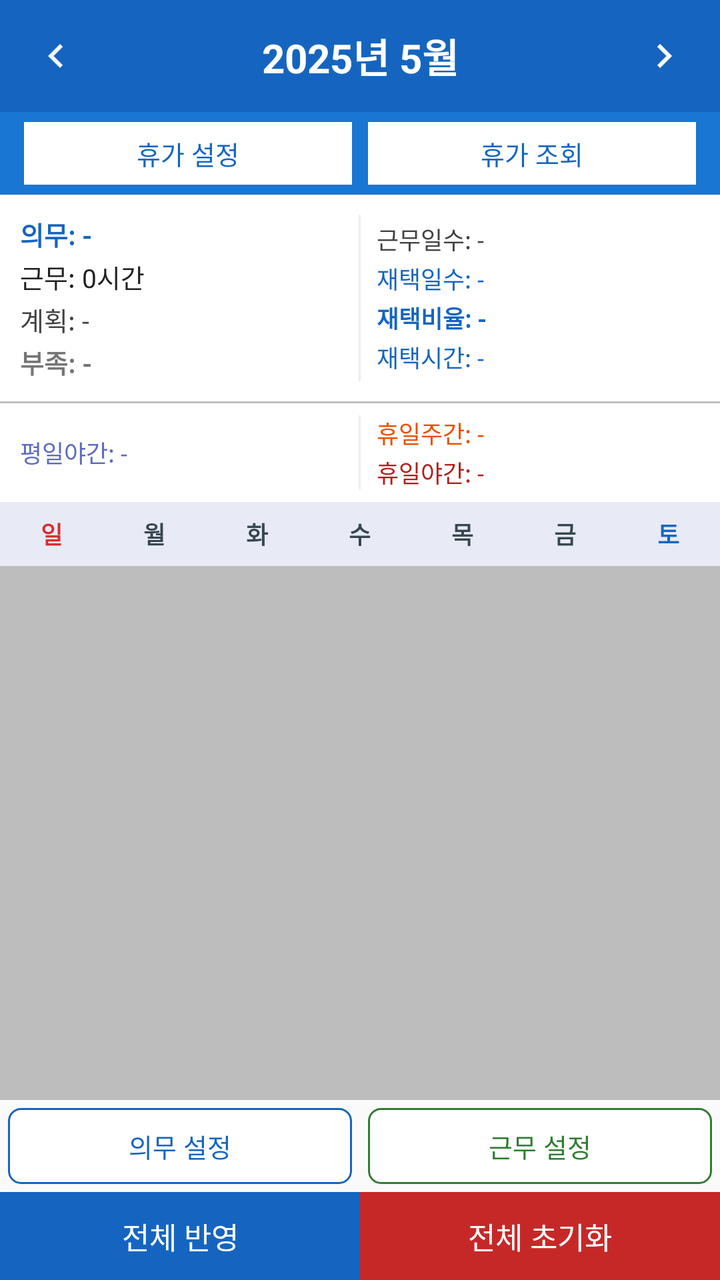
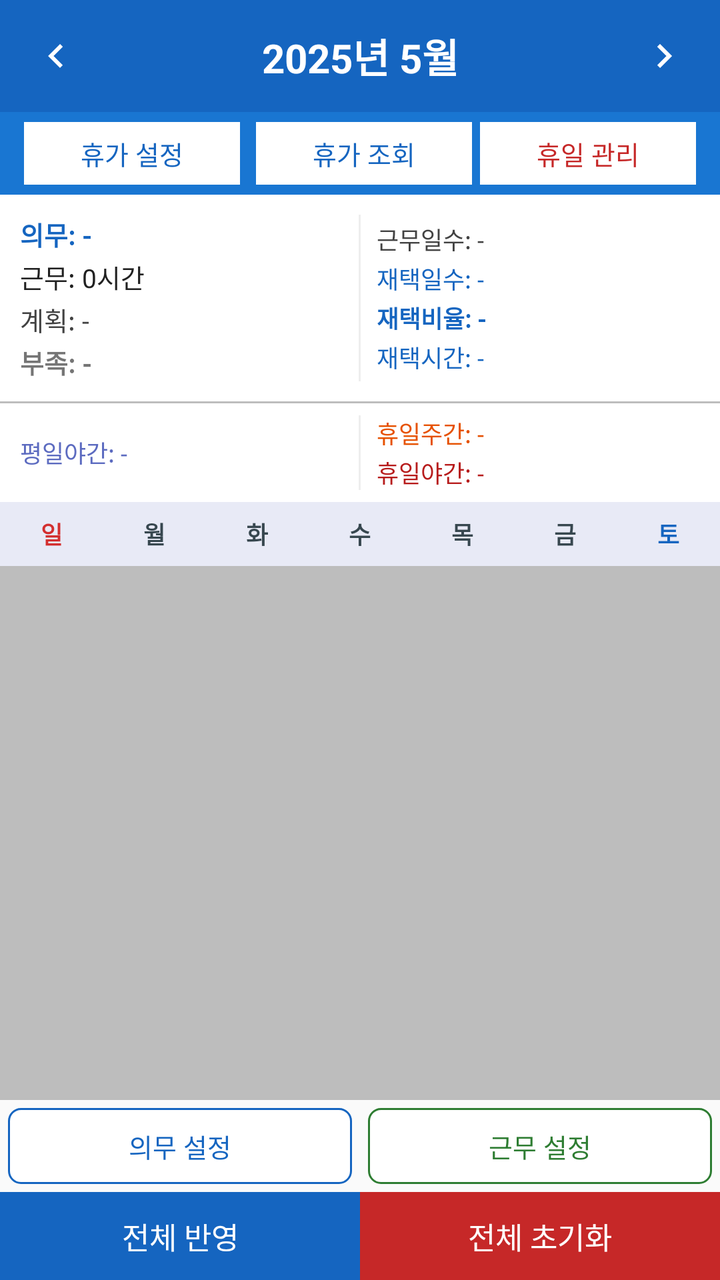

An Android layout rendered at two revisions. The XML below is the earlier revision; the diff shows what the commit changed to produce the second picture.
<!-- AndroidManifest.xml: application theme AppTheme -->
<!-- res/layout/activity_main.xml -->
<?xml version="1.0" encoding="utf-8"?>
<LinearLayout xmlns:android="http://schemas.android.com/apk/res/android"
    android:id="@+id/root_main"
    android:layout_width="match_parent"
    android:layout_height="match_parent"
    android:orientation="vertical"
    android:background="#F5F5F5">

    
    <LinearLayout
        android:layout_width="match_parent"
        android:layout_height="56dp"
        android:orientation="horizontal"
        android:gravity="center_vertical"
        android:background="#1565C0"
        android:padding="4dp">

        <ImageButton
            android:id="@+id/btn_prev_month"
            android:layout_width="48dp"
            android:layout_height="48dp"
            android:src="@drawable/ic_arrow_left"
            android:background="?attr/selectableItemBackgroundBorderless"
            android:contentDescription="이전 달" />

        <TextView
            android:id="@+id/tv_month_year"
            android:layout_width="0dp"
            android:layout_height="wrap_content"
            android:layout_weight="1"
            android:gravity="center"
            android:textSize="20sp"
            android:textColor="#FFFFFF"
            android:textStyle="bold"
            android:text="2025년 5월" />

        <ImageButton
            android:id="@+id/btn_next_month"
            android:layout_width="48dp"
            android:layout_height="48dp"
            android:src="@drawable/ic_arrow_right"
            android:background="?attr/selectableItemBackgroundBorderless"
            android:contentDescription="다음 달" />
    </LinearLayout>

    
    <LinearLayout
        android:layout_width="match_parent"
        android:layout_height="wrap_content"
        android:orientation="horizontal"
        android:background="#1976D2"
        android:paddingLeft="12dp"
        android:paddingRight="12dp"
        android:paddingTop="5dp"
        android:paddingBottom="5dp"
        android:gravity="center_vertical">

        <TextView
            android:id="@+id/btn_vacation_settings"
            android:layout_width="0dp"
            android:layout_height="wrap_content"
            android:layout_weight="1"
            android:text="휴가 설정"
            android:textColor="#1565C0"
            android:textSize="13sp"
            android:gravity="center"
            android:paddingTop="6dp"
            android:paddingBottom="6dp"
            android:background="#FFFFFF"
            android:clickable="true"
            android:focusable="true"
            android:layout_marginEnd="4dp" />

        <TextView
            android:id="@+id/btn_vacation_query"
            android:layout_width="0dp"
            android:layout_height="wrap_content"
            android:layout_weight="1"
            android:text="휴가 조회"
            android:textColor="#1565C0"
            android:textSize="13sp"
            android:gravity="center"
            android:paddingTop="6dp"
            android:paddingBottom="6dp"
            android:background="#FFFFFF"
            android:clickable="true"
            android:focusable="true"
            android:layout_marginStart="4dp" />
    </LinearLayout>

    
    <LinearLayout
        android:layout_width="match_parent"
        android:layout_height="wrap_content"
        android:orientation="vertical"
        android:background="#FFFFFF">

        
        <LinearLayout
            android:layout_width="match_parent"
            android:layout_height="wrap_content"
            android:orientation="horizontal"
            android:padding="10dp"
            android:gravity="center_vertical">

            
            <LinearLayout
                android:layout_width="0dp"
                android:layout_height="wrap_content"
                android:layout_weight="1"
                android:orientation="vertical">

                <TextView
                    android:id="@+id/tv_duty"
                    android:layout_width="wrap_content"
                    android:layout_height="wrap_content"
                    android:textSize="13sp"
                    android:textColor="#1565C0"
                    android:textStyle="bold"
                    android:text="의무: -" />

                <TextView
                    android:id="@+id/tv_work"
                    android:layout_width="wrap_content"
                    android:layout_height="wrap_content"
                    android:textSize="13sp"
                    android:textColor="#212121"
                    android:layout_marginTop="2dp"
                    android:text="근무: 0시간" />

                <TextView
                    android:id="@+id/tv_plan"
                    android:layout_width="wrap_content"
                    android:layout_height="wrap_content"
                    android:textSize="13sp"
                    android:textColor="#424242"
                    android:layout_marginTop="2dp"
                    android:text="계획: -" />

                <TextView
                    android:id="@+id/tv_shortage"
                    android:layout_width="wrap_content"
                    android:layout_height="wrap_content"
                    android:textSize="13sp"
                    android:textStyle="bold"
                    android:layout_marginTop="2dp"
                    android:text="부족: -" />
            </LinearLayout>

            
            <View
                android:layout_width="1dp"
                android:layout_height="match_parent"
                android:background="#EEEEEE"
                android:layout_marginStart="8dp"
                android:layout_marginEnd="8dp" />

            
            <LinearLayout
                android:layout_width="0dp"
                android:layout_height="wrap_content"
                android:layout_weight="1"
                android:orientation="vertical">

                <TextView
                    android:id="@+id/tv_work_days"
                    android:layout_width="wrap_content"
                    android:layout_height="wrap_content"
                    android:textSize="12sp"
                    android:textColor="#424242"
                    android:text="근무일수: -" />

                <TextView
                    android:id="@+id/tv_remote_days"
                    android:layout_width="wrap_content"
                    android:layout_height="wrap_content"
                    android:textSize="12sp"
                    android:textColor="#1565C0"
                    android:layout_marginTop="2dp"
                    android:text="재택일수: -" />

                <TextView
                    android:id="@+id/tv_remote_ratio"
                    android:layout_width="wrap_content"
                    android:layout_height="wrap_content"
                    android:textSize="12sp"
                    android:textColor="#1565C0"
                    android:textStyle="bold"
                    android:layout_marginTop="2dp"
                    android:text="재택비율: -" />

                <TextView
                    android:id="@+id/tv_remote_hours"
                    android:layout_width="wrap_content"
                    android:layout_height="wrap_content"
                    android:textSize="12sp"
                    android:textColor="#1565C0"
                    android:layout_marginTop="2dp"
                    android:text="재택시간: -" />
            </LinearLayout>
        </LinearLayout>

        
        <View
            android:layout_width="match_parent"
            android:layout_height="1dp"
            android:background="#BDBDBD" />

        
        <LinearLayout
            android:layout_width="match_parent"
            android:layout_height="wrap_content"
            android:orientation="horizontal"
            android:paddingStart="10dp"
            android:paddingEnd="10dp"
            android:paddingTop="6dp"
            android:paddingBottom="6dp"
            android:gravity="center_vertical">

            <LinearLayout
                android:layout_width="0dp"
                android:layout_height="wrap_content"
                android:layout_weight="1"
                android:orientation="vertical">

                <TextView
                    android:id="@+id/tv_weekday_night"
                    android:layout_width="wrap_content"
                    android:layout_height="wrap_content"
                    android:textSize="12sp"
                    android:textColor="#5C6BC0"
                    android:text="평일야간: -" />
            </LinearLayout>

            
            <View
                android:layout_width="1dp"
                android:layout_height="match_parent"
                android:background="#EEEEEE"
                android:layout_marginStart="8dp"
                android:layout_marginEnd="8dp" />

            <LinearLayout
                android:layout_width="0dp"
                android:layout_height="wrap_content"
                android:layout_weight="1"
                android:orientation="vertical">

                <TextView
                    android:id="@+id/tv_holiday_day"
                    android:layout_width="wrap_content"
                    android:layout_height="wrap_content"
                    android:textSize="12sp"
                    android:textColor="#E65100"
                    android:text="휴일주간: -" />

                <TextView
                    android:id="@+id/tv_holiday_night"
                    android:layout_width="wrap_content"
                    android:layout_height="wrap_content"
                    android:textSize="12sp"
                    android:textColor="#B71C1C"
                    android:layout_marginTop="2dp"
                    android:text="휴일야간: -" />
            </LinearLayout>
        </LinearLayout>
    </LinearLayout>

    
    <LinearLayout
        android:layout_width="match_parent"
        android:layout_height="32dp"
        android:orientation="horizontal"
        android:background="#E8EAF6">

        <TextView android:layout_width="0dp" android:layout_height="match_parent"
            android:layout_weight="1" android:gravity="center"
            android:text="일" android:textColor="#D32F2F" android:textStyle="bold" android:textSize="12sp"/>
        <TextView android:layout_width="0dp" android:layout_height="match_parent"
            android:layout_weight="1" android:gravity="center"
            android:text="월" android:textColor="#37474F" android:textStyle="bold" android:textSize="12sp"/>
        <TextView android:layout_width="0dp" android:layout_height="match_parent"
            android:layout_weight="1" android:gravity="center"
            android:text="화" android:textColor="#37474F" android:textStyle="bold" android:textSize="12sp"/>
        <TextView android:layout_width="0dp" android:layout_height="match_parent"
            android:layout_weight="1" android:gravity="center"
            android:text="수" android:textColor="#37474F" android:textStyle="bold" android:textSize="12sp"/>
        <TextView android:layout_width="0dp" android:layout_height="match_parent"
            android:layout_weight="1" android:gravity="center"
            android:text="목" android:textColor="#37474F" android:textStyle="bold" android:textSize="12sp"/>
        <TextView android:layout_width="0dp" android:layout_height="match_parent"
            android:layout_weight="1" android:gravity="center"
            android:text="금" android:textColor="#37474F" android:textStyle="bold" android:textSize="12sp"/>
        <TextView android:layout_width="0dp" android:layout_height="match_parent"
            android:layout_weight="1" android:gravity="center"
            android:text="토" android:textColor="#1565C0" android:textStyle="bold" android:textSize="12sp"/>
    </LinearLayout>

    
    <GridView
        android:id="@+id/grid_calendar"
        android:layout_width="match_parent"
        android:layout_height="0dp"
        android:layout_weight="1"
        android:numColumns="7"
        android:stretchMode="columnWidth"
        android:horizontalSpacing="1dp"
        android:verticalSpacing="1dp"
        android:background="#BDBDBD"
        android:padding="1dp"
        android:overScrollMode="never" />

    
    <LinearLayout
        android:layout_width="match_parent"
        android:layout_height="wrap_content"
        android:orientation="horizontal"
        android:background="#FAFAFA">

        <TextView
            android:id="@+id/btn_set_target"
            android:layout_width="0dp"
            android:layout_height="38dp"
            android:layout_weight="1"
            android:gravity="center"
            android:text="의무 설정"
            android:textColor="#1565C0"
            android:textSize="13sp"
            android:background="@drawable/bg_outlined_button"
            android:clickable="true"
            android:focusable="true"
            android:layout_margin="4dp" />

        <TextView
            android:id="@+id/btn_work_settings"
            android:layout_width="0dp"
            android:layout_height="38dp"
            android:layout_weight="1"
            android:gravity="center"
            android:text="근무 설정"
            android:textColor="#2E7D32"
            android:textSize="13sp"
            android:background="@drawable/bg_work_settings_button"
            android:clickable="true"
            android:focusable="true"
            android:layout_margin="4dp" />
    </LinearLayout>

    
    <LinearLayout
        android:layout_width="match_parent"
        android:layout_height="44dp"
        android:orientation="horizontal">

        <TextView
            android:id="@+id/btn_bulk_apply"
            android:layout_width="0dp"
            android:layout_height="match_parent"
            android:layout_weight="1"
            android:gravity="center"
            android:text="전체 반영"
            android:textSize="15sp"
            android:textColor="#FFFFFF"
            android:background="#1565C0"
            android:clickable="true"
            android:focusable="true" />

        <TextView
            android:id="@+id/btn_reset"
            android:layout_width="0dp"
            android:layout_height="match_parent"
            android:layout_weight="1"
            android:gravity="center"
            android:text="전체 초기화"
            android:textSize="15sp"
            android:textColor="#FFFFFF"
            android:background="#C62828"
            android:clickable="true"
            android:focusable="true" />
    </LinearLayout>

</LinearLayout>
<!-- resources referenced by this layout -->
<resources>
  <!-- drawable bg_outlined_button (drawable) -->
  <?xml version="1.0" encoding="utf-8"?>
  <shape xmlns:android="http://schemas.android.com/apk/res/android"
      android:shape="rectangle">
      <solid android:color="#FFFFFF" />
      <stroke android:width="1dp" android:color="#1565C0" />
      <corners android:radius="6dp" />
  </shape>
  <!-- drawable bg_work_settings_button (drawable) -->
  <?xml version="1.0" encoding="utf-8"?>
  <shape xmlns:android="http://schemas.android.com/apk/res/android"
      android:shape="rectangle">
      <solid android:color="#FFFFFF" />
      <stroke android:width="1dp" android:color="#2E7D32" />
      <corners android:radius="6dp" />
  </shape>
  <!-- drawable ic_arrow_left (drawable) -->
  <?xml version="1.0" encoding="utf-8"?>
  <vector xmlns:android="http://schemas.android.com/apk/res/android"
      android:width="24dp"
      android:height="24dp"
      android:viewportWidth="24"
      android:viewportHeight="24">
      <path
          android:fillColor="#FFFFFF"
          android:pathData="M15.41,16.59L10.83,12l4.58,-4.59L14,6l-6,6 6,6 1.41,-1.41z" />
  </vector>
  <!-- drawable ic_arrow_right (drawable) -->
  <?xml version="1.0" encoding="utf-8"?>
  <vector xmlns:android="http://schemas.android.com/apk/res/android"
      android:width="24dp"
      android:height="24dp"
      android:viewportWidth="24"
      android:viewportHeight="24">
      <path
          android:fillColor="#FFFFFF"
          android:pathData="M8.59,16.59L13.17,12 8.59,7.41 10,6l6,6 -6,6 -1.41,-1.41z" />
  </vector>
  <style name="AppTheme" parent="Theme.AppCompat.Light.NoActionBar">
          <item name="colorPrimary">@color/colorPrimary</item>
          <item name="colorPrimaryDark">@color/colorPrimaryDark</item>
          <item name="colorAccent">@color/colorAccent</item>
      </style>
  <color name="colorPrimary">#1565C0</color>
  <color name="colorPrimaryDark">#0D47A1</color>
  <color name="colorAccent">#E65100</color>
</resources>

<!-- the commit's change to res/layout/activity_main.xml (unified diff, before → after) -->
@@ -85,7 +85,23 @@
             android:background="#FFFFFF"
             android:clickable="true"
             android:focusable="true"
-            android:layout_marginStart="4dp" />
+            android:layout_marginStart="4dp"
+            android:layout_marginEnd="4dp" />
+
+        <TextView
+            android:id="@+id/btn_holiday_manager"
+            android:layout_width="0dp"
+            android:layout_height="wrap_content"
+            android:layout_weight="1"
+            android:text="휴일 관리"
+            android:textColor="#C62828"
+            android:textSize="13sp"
+            android:gravity="center"
+            android:paddingTop="6dp"
+            android:paddingBottom="6dp"
+            android:background="#FFFFFF"
+            android:clickable="true"
+            android:focusable="true" />
     </LinearLayout>
 
     
